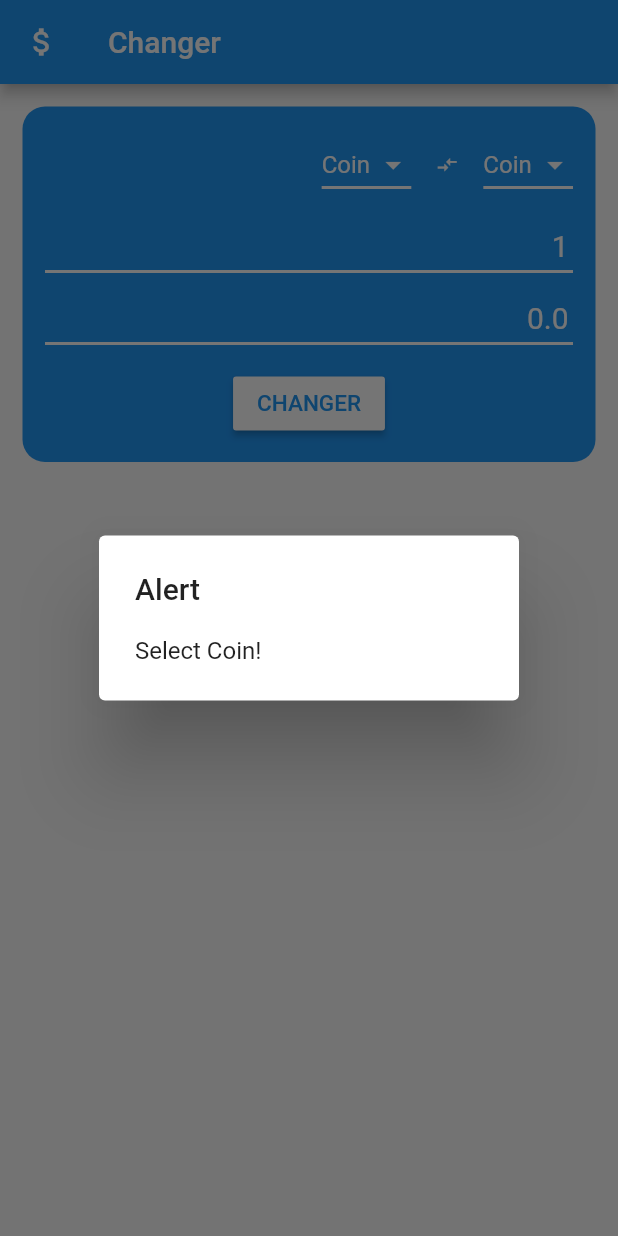
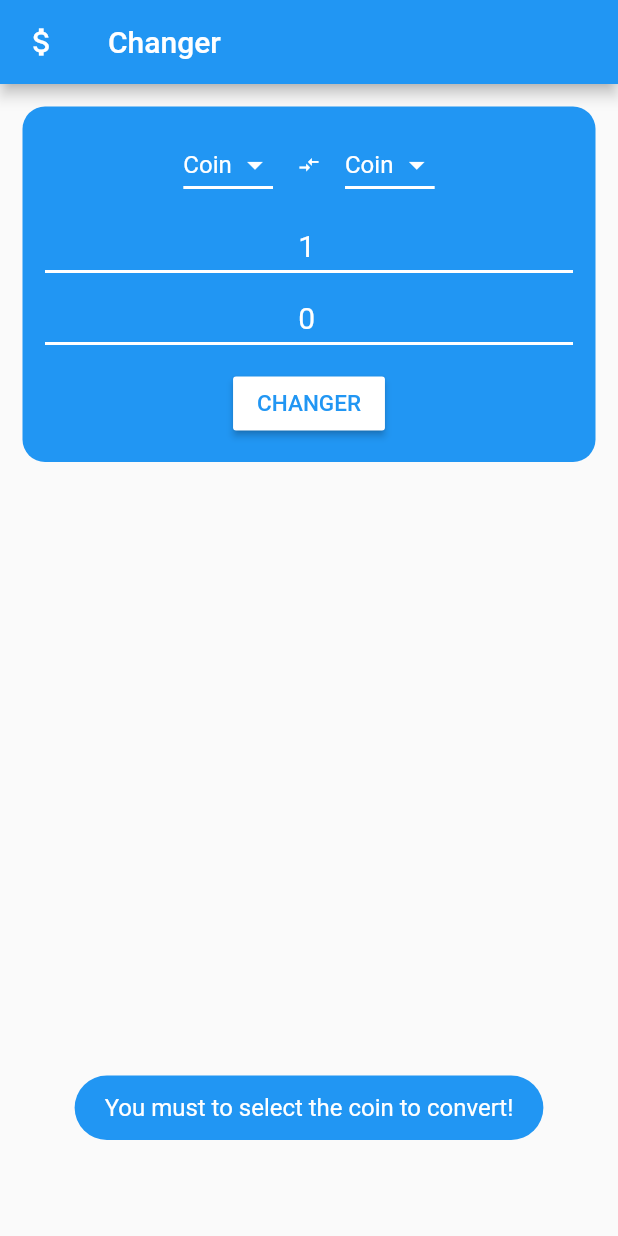
Before and after one commit to thelightfeaver/Changer, a Flutter app: the screen it shows after launch, after a tap on "CHANGER", on a phone screen of 412 x 824 dp. Run offline on Flutter 3.47's test engine with Material 2 defaults, Android fonts, the phone set to English and light mode, and no system bars; our stand-ins replace fluttertoast.

Commit message:
version 1.1

```diff
--- a/lib/src/Model/ChangeCoin.dart
+++ b/lib/src/Model/ChangeCoin.dart
@@ -3,7 +3,7 @@ class ChangeCoin{
   Money fromCoin;
   double countCoin1;
   Money toCoin;
-  double result;
+  String result;
 
   ChangeCoin({this.countCoin1,this.result,this.fromCoin,this.toCoin});
 
--- a/lib/src/UI/changer.dart
+++ b/lib/src/UI/changer.dart
@@ -1,5 +1,6 @@
 import 'package:changer/src/Model/ChangeCoin.dart';
 import 'package:changer/src/Model/Money.dart';
+import 'package:changer/src/Util/Util.dart';
 import 'package:changer/src/bloc/MoneyBloc.dart';
 import 'package:flutter/material.dart';
 import 'package:flutter/rendering.dart';
@@ -50,8 +51,9 @@ class MoneyField extends StatefulWidget
 
 class _MoneyField extends State<MoneyField>
 {
+  Util _util = new Util();
   MoneyBloc _moneyBloc = new MoneyBloc();
-
+  // change method get countries
   TextEditingController _controllerCounterCoin = new TextEditingController(text: "1");
   List<Money> monies = [Money(country:'AFN'),Money(country:'XCD'),Money(country:'AUD'),Money(country:'BDT'),
                         Money(country:'XOF'),Money(country:'BRL'),Money(country:'KHR'),Money(country:'XAF'),
@@ -91,15 +93,11 @@ class _MoneyField extends State<MoneyField>
                         Money(country:'MZN'),Money(country:'NGN'),Money(country:'PAB'),Money(country:'PLN'),
                         Money(country:'RUB'),Money(country:'SZL'),Money(country:'TJS'),Money(country:'TTD'),
                         Money(country:'UGX'),Money(country:'UYU')];
-// change method get countries
-  // Money  _fromCoin = new Money(country: "");
-  // Money  _toCoin = new Money(country: "");
+
+
   Money  _fromCoin ;
   Money  _toCoin ;
-  // static Future<List<Money>> Curries() async {
-  //    List<Money> tempmonies =  await Util.GetCurries();
-  //    return tempmonies;
-  // }
+
 
   @override
   void dispose() {
@@ -109,6 +107,7 @@ class _MoneyField extends State<MoneyField>
   @override
   Widget build(BuildContext ctx)
   {
+
     return Container(
       margin: EdgeInsets.only(left:15.0,right: 15.0,top:15.0),
       padding: EdgeInsets.all(15.0),
@@ -125,7 +124,7 @@ class _MoneyField extends State<MoneyField>
         children: <Widget>[
 
           Row(
-            mainAxisAlignment: MainAxisAlignment.end,
+            mainAxisAlignment: MainAxisAlignment.center,
 
             children: <Widget>[
               _selectCoin( 1),
@@ -154,7 +153,7 @@ class _MoneyField extends State<MoneyField>
                 fontSize: 20.0,
             ),
             keyboardType: TextInputType.number,
-            textAlign: TextAlign.right,
+            textAlign: TextAlign.center,
             textDirection: TextDirection.ltr,
             decoration: InputDecoration(
               counterText: "",
@@ -169,7 +168,7 @@ class _MoneyField extends State<MoneyField>
           ),
           StreamBuilder<ChangeCoin>(
             stream: _moneyBloc.changerStream,
-            initialData: ChangeCoin(result: 0),
+            initialData: ChangeCoin(result: "0"),
             builder: (context,snapshot )
             {
               return TextField(
@@ -179,7 +178,7 @@ class _MoneyField extends State<MoneyField>
                       fontSize: 20.0,
                   ),
                   keyboardType: TextInputType.number,
-                  textAlign: TextAlign.right,
+                  textAlign: TextAlign.center,
                   textDirection: TextDirection.ltr,
                   decoration: InputDecoration(
                     counterText: "",
@@ -202,6 +201,7 @@ class _MoneyField extends State<MoneyField>
 
   Widget _selectCoin(int x)
   {
+
     return Container(
             alignment:Alignment.topLeft,
             color: Colors.blue,
@@ -279,7 +279,8 @@ class _MoneyField extends State<MoneyField>
           else
           {
             debugPrint("si");
-            _showDialog("Alert","Select Coin!");
+            _util.ToastOn("You must to select the coin to convert!");
+
 
           }
         },
@@ -287,20 +288,7 @@ class _MoneyField extends State<MoneyField>
     );
   }
 
-  void _showDialog(String title,String body)
-  {
-    debugPrint(title+body);
-    showDialog(
-      context:context,
-      builder: (BuildContext ctx)
-      {
-        return AlertDialog(
-          title: Text(title),
-          content: Text(body)
-        );
-      }
-    );
-  }
+
 
 
 
```
Also changed, not shown: lib/src/Util/Util.dart (+9 -36 lines), lib/src/bloc/MoneyBloc.dart (+7 -1 lines), 1 other file.
